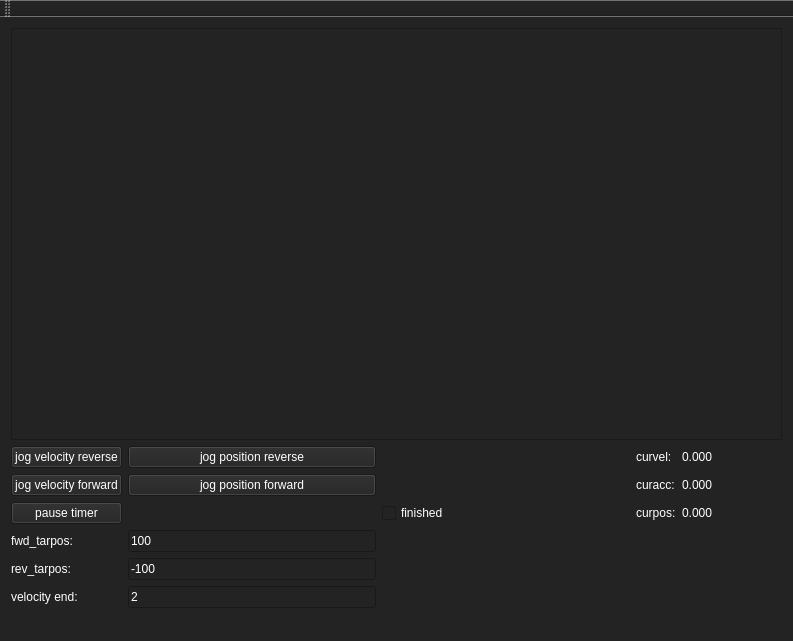
Old version of the form scurve_construct_plot/mainwindow.ui in the repository grotius-cnc/scurve_construct.
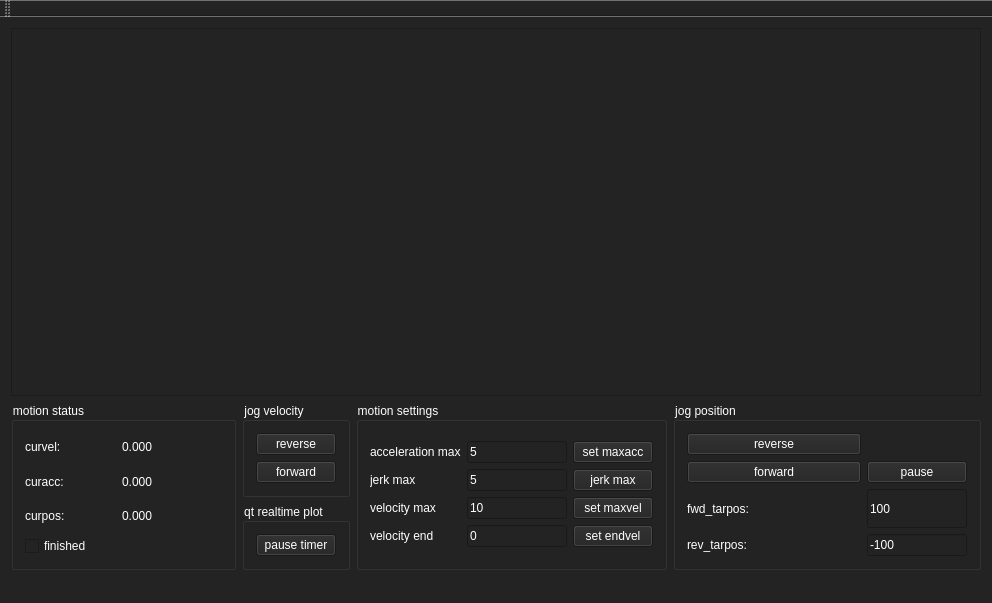
New version of the form.

Patch:
```diff
--- a/scurve_construct_plot/mainwindow.ui
+++ b/scurve_construct_plot/mainwindow.ui
@@ -6,8 +6,8 @@
    <rect>
     <x>0</x>
     <y>0</y>
-    <width>793</width>
-    <height>641</height>
+    <width>992</width>
+    <height>603</height>
    </rect>
   </property>
   <property name="windowTitle">
@@ -19,15 +19,21 @@
 </string>
   </property>
   <widget class="QWidget" name="centralWidget">
-   <layout class="QGridLayout" name="gridLayout_4">
+   <layout class="QGridLayout" name="gridLayout_12">
     <item row="0" column="0">
      <widget class="QFrame" name="frame">
       <property name="sizePolicy">
-       <sizepolicy hsizetype="Preferred" vsizetype="Expanding">
+       <sizepolicy hsizetype="Expanding" vsizetype="Expanding">
         <horstretch>0</horstretch>
         <verstretch>0</verstretch>
        </sizepolicy>
       </property>
+      <property name="minimumSize">
+       <size>
+        <width>0</width>
+        <height>150</height>
+       </size>
+      </property>
       <property name="frameShape">
        <enum>QFrame::StyledPanel</enum>
       </property>
@@ -42,150 +48,371 @@
      </widget>
     </item>
     <item row="1" column="0">
-     <layout class="QGridLayout" name="gridLayout_2">
-      <item row="1" column="0">
-       <widget class="QPushButton" name="pushButton_jog_forward">
-        <property name="text">
-         <string>jog velocity forward</string>
+     <layout class="QGridLayout" name="gridLayout_11">
+      <item row="0" column="0" rowspan="2">
+       <widget class="QGroupBox" name="groupBox_4">
+        <property name="minimumSize">
+         <size>
+          <width>225</width>
+          <height>0</height>
+         </size>
         </property>
-       </widget>
-      </item>
-      <item row="0" column="3">
-       <widget class="QLabel" name="label">
-        <property name="text">
-         <string>curvel:</string>
+        <property name="title">
+         <string>motion status</string>
         </property>
-       </widget>
-      </item>
-      <item row="4" column="0">
-       <widget class="QLabel" name="label_4">
-        <property name="text">
-         <string>rev_tarpos:</string>
-        </property>
-       </widget>
-      </item>
-      <item row="3" column="0">
-       <widget class="QLabel" name="label_5">
-        <property name="text">
-         <string>fwd_tarpos:</string>
-        </property>
-       </widget>
-      </item>
-      <item row="3" column="1">
-       <widget class="QLineEdit" name="lineEdit_fwd_tarpos">
-        <property name="text">
-         <string>100</string>
-        </property>
-       </widget>
-      </item>
-      <item row="4" column="1">
-       <widget class="QLineEdit" name="lineEdit_rev_tarpos">
-        <property name="text">
-         <string>-100</string>
-        </property>
+        <layout class="QGridLayout" name="gridLayout_10">
+         <item row="0" column="0">
+          <layout class="QGridLayout" name="gridLayout_2">
+           <item row="0" column="2">
+            <widget class="QLabel" name="label">
+             <property name="text">
+              <string>curvel:</string>
+             </property>
+            </widget>
+           </item>
+           <item row="0" column="3">
+            <widget class="QLabel" name="label_curvel">
+             <property name="minimumSize">
+              <size>
+               <width>100</width>
+               <height>0</height>
+              </size>
+             </property>
+             <property name="text">
+              <string>0.000</string>
+             </property>
+            </widget>
+           </item>
+           <item row="2" column="3">
+            <widget class="QLabel" name="label_curpos">
+             <property name="text">
+              <string>0.000</string>
+             </property>
+            </widget>
+           </item>
+           <item row="1" column="2">
+            <widget class="QLabel" name="label_3">
+             <property name="text">
+              <string>curacc:</string>
+             </property>
+            </widget>
+           </item>
+           <item row="1" column="3">
+            <widget class="QLabel" name="label_curacc">
+             <property name="text">
+              <string>0.000</string>
+             </property>
+            </widget>
+           </item>
+           <item row="2" column="2">
+            <widget class="QLabel" name="label_2">
+             <property name="text">
+              <string>curpos:</string>
+             </property>
+            </widget>
+           </item>
+           <item row="3" column="2" colspan="2">
+            <widget class="QCheckBox" name="checkBox_finished">
+             <property name="text">
+              <string>finished</string>
+             </property>
+            </widget>
+           </item>
+          </layout>
+         </item>
+        </layout>
        </widget>
       </item>
       <item row="0" column="1">
-       <widget class="QPushButton" name="pushButton_jog_pos_rev">
-        <property name="text">
-         <string>jog position reverse</string>
+       <widget class="QGroupBox" name="groupBox">
+        <property name="title">
+         <string>jog velocity</string>
         </property>
+        <layout class="QGridLayout" name="gridLayout_9">
+         <item row="0" column="0">
+          <layout class="QGridLayout" name="gridLayout_5">
+           <item row="0" column="0">
+            <widget class="QPushButton" name="pushButton_jog_reverse">
+             <property name="text">
+              <string>reverse</string>
+             </property>
+            </widget>
+           </item>
+           <item row="1" column="0">
+            <widget class="QPushButton" name="pushButton_jog_forward">
+             <property name="text">
+              <string>forward</string>
+             </property>
+            </widget>
+           </item>
+          </layout>
+         </item>
+        </layout>
        </widget>
       </item>
-      <item row="0" column="4">
-       <widget class="QLabel" name="label_curvel">
-        <property name="minimumSize">
-         <size>
-          <width>100</width>
-          <height>0</height>
-         </size>
+      <item row="0" column="2" rowspan="2">
+       <widget class="QGroupBox" name="groupBox_3">
+        <property name="title">
+         <string>motion settings</string>
         </property>
-        <property name="text">
-         <string>0.000</string>
-        </property>
+        <layout class="QGridLayout" name="gridLayout_7">
+         <item row="0" column="0">
+          <layout class="QGridLayout" name="gridLayout_6">
+           <item row="0" column="1">
+            <widget class="QLineEdit" name="lineEdit_maxacc">
+             <property name="sizePolicy">
+              <sizepolicy hsizetype="Expanding" vsizetype="Fixed">
+               <horstretch>0</horstretch>
+               <verstretch>0</verstretch>
+              </sizepolicy>
+             </property>
+             <property name="minimumSize">
+              <size>
+               <width>100</width>
+               <height>0</height>
+              </size>
+             </property>
+             <property name="maximumSize">
+              <size>
+               <width>100</width>
+               <height>16777215</height>
+              </size>
+             </property>
+             <property name="text">
+              <string>5</string>
+             </property>
+            </widget>
+           </item>
+           <item row="3" column="1">
+            <widget class="QLineEdit" name="lineEdit_endvel">
+             <property name="maximumSize">
+              <size>
+               <width>100</width>
+               <height>16777215</height>
+              </size>
+             </property>
+             <property name="text">
+              <string>0</string>
+             </property>
+            </widget>
+           </item>
+           <item row="1" column="0">
+            <widget class="QLabel" name="label_9">
+             <property name="text">
+              <string>jerk max</string>
+             </property>
+            </widget>
+           </item>
+           <item row="1" column="2">
+            <widget class="QPushButton" name="pushButton_set_jermax">
+             <property name="text">
+              <string>jerk max</string>
+             </property>
+            </widget>
+           </item>
+           <item row="3" column="2">
+            <widget class="QPushButton" name="pushButton_set_endvel">
+             <property name="text">
+              <string>set endvel</string>
+             </property>
+            </widget>
+           </item>
+           <item row="3" column="0">
+            <widget class="QLabel" name="label_6">
+             <property name="text">
+              <string>velocity end</string>
+             </property>
+            </widget>
+           </item>
+           <item row="0" column="0">
+            <widget class="QLabel" name="label_8">
+             <property name="sizePolicy">
+              <sizepolicy hsizetype="Preferred" vsizetype="Minimum">
+               <horstretch>0</horstretch>
+               <verstretch>0</verstretch>
+              </sizepolicy>
+             </property>
+             <property name="text">
+              <string>acceleration max</string>
+             </property>
+            </widget>
+           </item>
+           <item row="1" column="1">
+            <widget class="QLineEdit" name="lineEdit_jermax">
+             <property name="maximumSize">
+              <size>
+               <width>100</width>
+               <height>16777215</height>
+              </size>
+             </property>
+             <property name="text">
+              <string>5</string>
+             </property>
+            </widget>
+           </item>
+           <item row="0" column="2">
+            <widget class="QPushButton" name="pushButton_set_maxacc">
+             <property name="sizePolicy">
+              <sizepolicy hsizetype="Minimum" vsizetype="Minimum">
+               <horstretch>0</horstretch>
+               <verstretch>0</verstretch>
+              </sizepolicy>
+             </property>
+             <property name="text">
+              <string>set maxacc</string>
+             </property>
+            </widget>
+           </item>
+           <item row="2" column="2">
+            <widget class="QPushButton" name="pushButton_set_maxvel">
+             <property name="text">
+              <string>set maxvel</string>
+             </property>
+            </widget>
+           </item>
+           <item row="2" column="1">
+            <widget class="QLineEdit" name="lineEdit_maxvel">
+             <property name="maximumSize">
+              <size>
+               <width>100</width>
+               <height>16777215</height>
+              </size>
+             </property>
+             <property name="text">
+              <string>10</string>
+             </property>
+            </widget>
+           </item>
+           <item row="2" column="0">
+            <widget class="QLabel" name="label_7">
+             <property name="text">
+              <string>velocity max</string>
+             </property>
+            </widget>
+           </item>
+          </layout>
+         </item>
+        </layout>
        </widget>
       </item>
-      <item row="0" column="2">
-       <spacer name="horizontalSpacer">
-        <property name="orientation">
-         <enum>Qt::Horizontal</enum>
+      <item row="0" column="3" rowspan="2">
+       <widget class="QGroupBox" name="groupBox_2">
+        <property name="title">
+         <string>jog position</string>
         </property>
-        <property name="sizeHint" stdset="0">
-         <size>
-          <width>40</width>
-          <height>20</height>
-         </size>
-        </property>
-       </spacer>
-      </item>
-      <item row="1" column="3">
-       <widget class="QLabel" name="label_3">
-        <property name="text">
-         <string>curacc:</string>
-        </property>
-       </widget>
-      </item>
-      <item row="1" column="4">
-       <widget class="QLabel" name="label_curacc">
-        <property name="text">
-         <string>0.000</string>
-        </property>
-       </widget>
-      </item>
-      <item row="2" column="4">
-       <widget class="QLabel" name="label_curpos">
-        <property name="text">
-         <string>0.000</string>
-        </property>
-       </widget>
-      </item>
-      <item row="2" column="3">
-       <widget class="QLabel" name="label_2">
-        <property name="text">
-         <string>curpos:</string>
-        </property>
+        <layout class="QGridLayout" name="gridLayout_8">
+         <item row="0" column="0">
+          <layout class="QGridLayout" name="gridLayout_4">
+           <item row="3" column="1" rowspan="2">
+            <widget class="QLineEdit" name="lineEdit_fwd_tarpos">
+             <property name="sizePolicy">
+              <sizepolicy hsizetype="Preferred" vsizetype="Preferred">
+               <horstretch>0</horstretch>
+               <verstretch>0</verstretch>
+              </sizepolicy>
+             </property>
+             <property name="minimumSize">
+              <size>
+               <width>100</width>
+               <height>0</height>
+              </size>
+             </property>
+             <property name="maximumSize">
+              <size>
+               <width>100</width>
+               <height>16777215</height>
+              </size>
+             </property>
+             <property name="text">
+              <string>100</string>
+             </property>
+            </widget>
+           </item>
+           <item row="0" column="0">
+            <widget class="QPushButton" name="pushButton_jog_pos_rev">
+             <property name="text">
+              <string>reverse</string>
+             </property>
+            </widget>
+           </item>
+           <item row="5" column="1">
+            <widget class="QLineEdit" name="lineEdit_rev_tarpos">
+             <property name="sizePolicy">
+              <sizepolicy hsizetype="Expanding" vsizetype="Preferred">
+               <horstretch>0</horstretch>
+               <verstretch>0</verstretch>
+              </sizepolicy>
+             </property>
+             <property name="minimumSize">
+              <size>
+               <width>100</width>
+               <height>0</height>
+              </size>
+             </property>
+             <property name="maximumSize">
+              <size>
+               <width>100</width>
+               <height>16777215</height>
+              </size>
+             </property>
+             <property name="text">
+              <string>-100</string>
+             </property>
+            </widget>
+           </item>
+           <item row="5" column="0">
+            <widget class="QLabel" name="label_4">
+             <property name="text">
+              <string>rev_tarpos:</string>
+             </property>
+            </widget>
+           </item>
+           <item row="1" column="0">
+            <widget class="QPushButton" name="pushButton_jog_pos_fwd">
+             <property name="text">
+              <string>forward</string>
+             </property>
+            </widget>
+           </item>
+           <item row="3" column="0" rowspan="2">
+            <widget class="QLabel" name="label_5">
+             <property name="text">
+              <string>fwd_tarpos:</string>
+             </property>
+            </widget>
+           </item>
+           <item row="1" column="1">
+            <widget class="QPushButton" name="pushButton_jog_pause">
+             <property name="text">
+              <string>pause</string>
+             </property>
+            </widget>
+           </item>
+          </layout>
+         </item>
+        </layout>
        </widget>
       </item>
       <item row="1" column="1">
-       <widget class="QPushButton" name="pushButton_jog_pos_fwd">
-        <property name="text">
-         <string>jog position forward</string>
+       <widget class="QGroupBox" name="groupBox_5">
+        <property name="minimumSize">
+         <size>
+          <width>0</width>
+          <height>0</height>
+         </size>
         </property>
-       </widget>
-      </item>
-      <item row="0" column="0">
-       <widget class="QPushButton" name="pushButton_jog_reverse">
-        <property name="text">
-         <string>jog velocity reverse</string>
+        <property name="title">
+         <string>qt realtime plot</string>
         </property>
-       </widget>
-      </item>
-      <item row="2" column="2">
-       <widget class="QCheckBox" name="checkBox_finished">
-        <property name="text">
-         <string>finished</string>
-        </property>
-       </widget>
-      </item>
-      <item row="2" column="0">
-       <widget class="QPushButton" name="pushButton_pause">
-        <property name="text">
-         <string>pause timer</string>
-        </property>
-       </widget>
-      </item>
-      <item row="5" column="1">
-       <widget class="QLineEdit" name="lineEdit_endvel">
-        <property name="text">
-         <string>2</string>
-        </property>
-       </widget>
-      </item>
-      <item row="5" column="0">
-       <widget class="QLabel" name="label_6">
-        <property name="text">
-         <string>velocity end:</string>
-        </property>
+        <layout class="QGridLayout" name="gridLayout_13">
+         <item row="0" column="0">
+          <widget class="QPushButton" name="pushButton_pause">
+           <property name="text">
+            <string>pause timer</string>
+           </property>
+          </widget>
+         </item>
+        </layout>
        </widget>
       </item>
      </layout>
```
Left out of the diff: 2 changed lines with no effect on the pictures.
